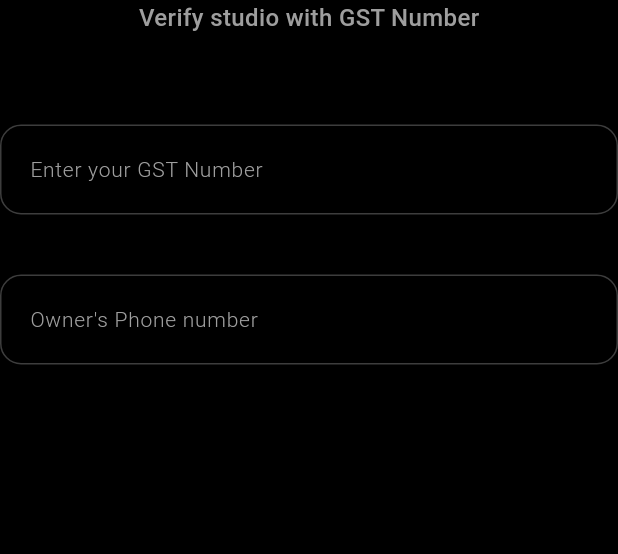
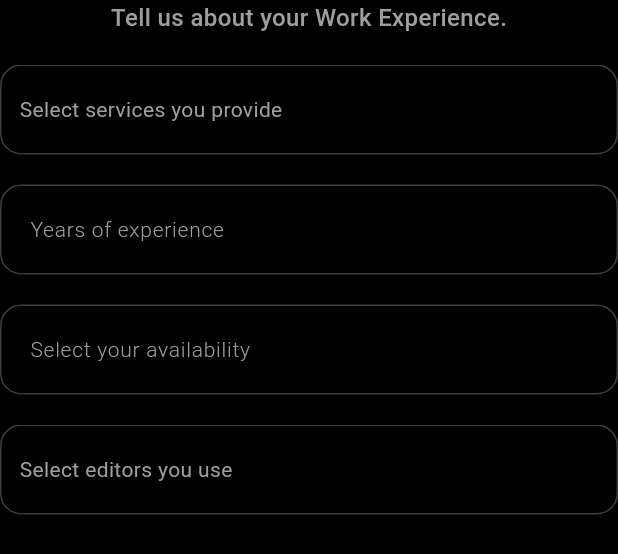
Before and after one commit to Utsav3108/hirelens, a Flutter app: the WorkDetails widget shown alone on an empty page, opened directly with empty values, on a phone screen of 412 x 824 dp. Shown: the top 554 px of the screen. Run offline on Flutter 3.47's test engine with Material 3 defaults, Android fonts, the phone set to English and light mode, and no system bars; our stand-ins replace image_picker.

Commit message:
Removed the studio check from camera and work details pages.

```diff
--- a/lib/Onboarding/registration.dart
+++ b/lib/Onboarding/registration.dart
@@ -72,6 +72,7 @@ class _RegisterState extends State<Register> {
       ),
 
       PersonalDetails(isUserSolo: userIsSoloPhotographer),
+      LocationDetails(isUserSolo: userIsSoloPhotographer),
       CameraOptions(isUserSolo: userIsSoloPhotographer),
       WorkDetails(isUserSolo: userIsSoloPhotographer),
       PortfolioDetails(),
--- a/lib/Onboarding/registration_pages/work_details.dart
+++ b/lib/Onboarding/registration_pages/work_details.dart
@@ -66,7 +66,6 @@ class _WorkDetailsState extends State<WorkDetails> {
           child: Column(
             crossAxisAlignment: CrossAxisAlignment.center,
             children: [
-              if (widget.isUserSolo) ...[
               const Text(
                 "Tell us about your Work Experience.",
                 style: TextStyle(
@@ -107,29 +106,6 @@ class _WorkDetailsState extends State<WorkDetails> {
                   print("Selected editors types: $values");
                 },
               ),
-              ] else ...[
-                const Text(
-                  "Verify studio with GST Number",
-                  style: TextStyle(
-                    fontSize: 16,
-                    color: Colors.grey,
-                    fontWeight: FontWeight.w500,
-                  ),
-                ),
-                const SizedBox(height: 60),
-                CustomTextField(
-                  placeholder: "Enter your GST Number",
-                  enableVerification: true,
-                  validator: isValidGST,
-                ),
-                const SizedBox(height: 40),
-                CustomTextField(
-                  keyboardType: TextInputType.number,
-                  placeholder: "Owner's Phone number",
-                  enableVerification: true,
-                  validator: (value) => value.length == 10,
-                ),
-              ],
             ],
           ),
         );
```
Also changed, not shown: lib/Onboarding/registration_pages/camera_options.dart (+0 -24 lines). Lines whose indentation alone changed are shown as unchanged.
